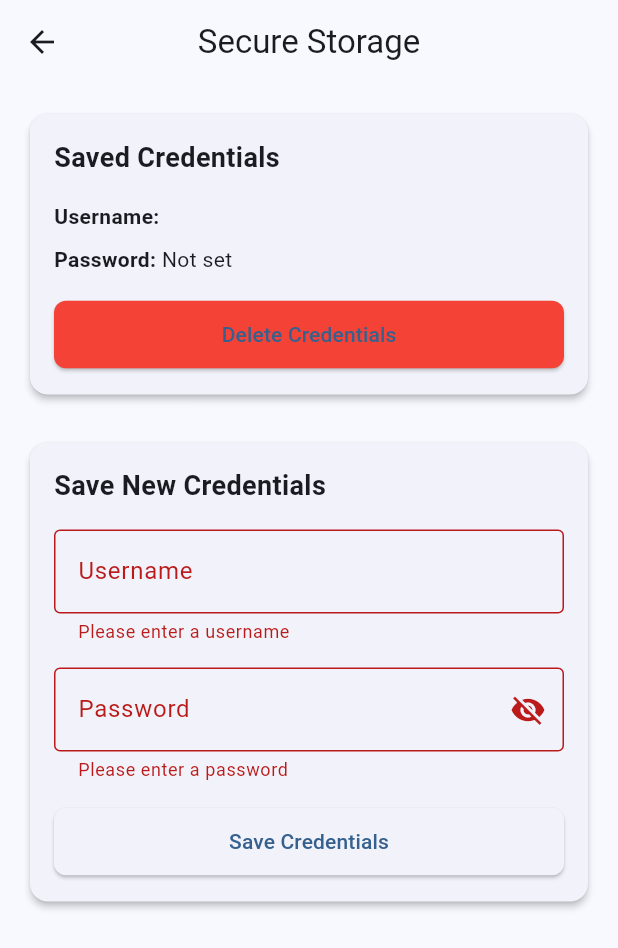
After one commit to hariysu/aa-frame, a Flutter app: the SecureStorageScreen screen opened by its route, after a tap on "Save Credentials", on a phone screen of 412 x 824 dp. The commit adds this screen. Shown: the top 948 px of the screen. Run offline on Flutter 3.47's test engine with Material 3 defaults, Android fonts, the light colour scheme and no system bars; our stand-ins replace cached_network_image, easy_localization, firebase_core, firebase_crashlytics, flutter_local_notifications, flutter_secure_storage and 1 more; accounts and stored records are empty.

Commit message:
Add flutter_secure_storage package and implement secure storage navigation in the app, updating necessary configurations for iOS, macOS, Linux, and Windows.

```diff
--- /dev/null
+++ b/lib/core/services/secure_storage_service.dart
@@ -0,0 +1,56 @@
+import 'package:flutter_secure_storage/flutter_secure_storage.dart';
+
+class SecureStorageService {
+  static final SecureStorageService _instance = SecureStorageService._();
+  static SecureStorageService get instance => _instance;
+
+  final FlutterSecureStorage _storage;
+
+  // Storage keys
+  static const String usernameKey = 'username';
+  static const String passwordKey = 'password';
+
+  SecureStorageService._()
+      : _storage = const FlutterSecureStorage(
+          aOptions: AndroidOptions(
+            encryptedSharedPreferences: true,
+          ),
+        );
+
+  /// Save username and password
+  Future<void> saveCredentials({
+    required String username,
+    required String password,
+  }) async {
+    await _storage.write(key: usernameKey, value: username);
+    await _storage.write(key: passwordKey, value: password);
+  }
+
+  /// Read username
+  Future<String?> getUsername() async {
+    return await _storage.read(key: usernameKey);
+  }
+
+  /// Read password
+  Future<String?> getPassword() async {
+    return await _storage.read(key: passwordKey);
+  }
+
+  /// Delete username and password
+  Future<void> deleteCredentials() async {
+    await _storage.delete(key: usernameKey);
+    await _storage.delete(key: passwordKey);
+  }
+
+  /// Delete all data from secure storage
+  Future<void> deleteAll() async {
+    await _storage.deleteAll();
+  }
+
+  /// Check if credentials exist
+  Future<bool> hasCredentials() async {
+    final username = await getUsername();
+    final password = await getPassword();
+    return username != null && password != null;
+  }
+}
--- a/lib/presentation/screens/home_screen.dart
+++ b/lib/presentation/screens/home_screen.dart
@@ -67,10 +67,14 @@ class HomeScreen extends StatelessWidget {
               onPressed: () {
                 AppRouter.navigateTo(context, AppRoutes.crashlyticsTest);
               },
-              style: ElevatedButton.styleFrom(
-                  //backgroundColor: Colors.deepPurple,
-                  ),
               child: const Text('Test Crashlytics'),
+            ),
+            const SizedBox(height: 20),
+            ElevatedButton(
+              onPressed: () {
+                AppRouter.navigateTo(context, AppRoutes.secureStorage);
+              },
+              child: const Text('Secure Storage'),
             ),
           ],
         ),
--- /dev/null
+++ b/lib/presentation/screens/secure_storage_screen.dart
@@ -0,0 +1,217 @@
+import 'package:flutter/material.dart';
+import '../../core/services/secure_storage_service.dart';
+import '../../core/utils.dart';
+
+class SecureStorageScreen extends StatefulWidget {
+  const SecureStorageScreen({super.key});
+
+  @override
+  State<SecureStorageScreen> createState() => _SecureStorageScreenState();
+}
+
+class _SecureStorageScreenState extends State<SecureStorageScreen> {
+  final _formKey = GlobalKey<FormState>();
+  final _usernameController = TextEditingController();
+  final _passwordController = TextEditingController();
+  String? _savedUsername;
+  String? _savedPassword;
+  bool _isLoading = false;
+  bool _obscurePassword = true;
+
+  @override
+  void initState() {
+    super.initState();
+    _loadSavedCredentials();
+  }
+
+  @override
+  void dispose() {
+    _usernameController.dispose();
+    _passwordController.dispose();
+    super.dispose();
+  }
+
+  Future<void> _loadSavedCredentials() async {
+    setState(() => _isLoading = true);
+    try {
+      _savedUsername = await SecureStorageService.instance.getUsername();
+      _savedPassword = await SecureStorageService.instance.getPassword();
+    } finally {
+      setState(() => _isLoading = false);
+    }
+  }
+
+  Future<void> _saveCredentials() async {
+    if (!_formKey.currentState!.validate()) return;
+
+    setState(() => _isLoading = true);
+    try {
+      await SecureStorageService.instance.saveCredentials(
+        username: _usernameController.text,
+        password: _passwordController.text,
+      );
+      await _loadSavedCredentials();
+      Utils.showSnackBar(context, 'Credentials saved successfully');
+    } catch (e) {
+      Utils.showSnackBar(
+        context,
+        'Failed to save credentials',
+        isError: true,
+      );
+    } finally {
+      setState(() => _isLoading = false);
+    }
+  }
+
+  Future<void> _deleteCredentials() async {
+    setState(() => _isLoading = true);
+    try {
+      await SecureStorageService.instance.deleteCredentials();
+      await _loadSavedCredentials();
+      Utils.showSnackBar(context, 'Credentials deleted successfully');
+    } catch (e) {
+      Utils.showSnackBar(
+        context,
+        'Failed to delete credentials',
+        isError: true,
+      );
+    } finally {
+      setState(() => _isLoading = false);
+    }
+  }
+
+  @override
+  Widget build(BuildContext context) {
+    return Scaffold(
+      appBar: AppBar(
+        title: const Text('Secure Storage'),
+      ),
+      body: _isLoading
+          ? const Center(child: CircularProgressIndicator())
+          : SingleChildScrollView(
+              padding: const EdgeInsets.all(16),
+              child: Column(
+                crossAxisAlignment: CrossAxisAlignment.stretch,
+                children: [
+                  Card(
+                    child: Padding(
+                      padding: const EdgeInsets.all(16),
+                      child: Column(
+                        crossAxisAlignment: CrossAxisAlignment.start,
+                        children: [
+                          const Text(
+                            'Saved Credentials',
+                            style: TextStyle(
+                              fontSize: 18,
+                              fontWeight: FontWeight.bold,
+                            ),
+                          ),
+                          const SizedBox(height: 16),
+                          _buildInfoRow('Username', _savedUsername),
+                          const SizedBox(height: 8),
+                          _buildInfoRow('Password', _savedPassword),
+                          const SizedBox(height: 16),
+                          if (_savedUsername != null || _savedPassword != null)
+                            ElevatedButton(
+                              onPressed: _deleteCredentials,
+                              style: ElevatedButton.styleFrom(
+                                backgroundColor: Colors.red,
+                                minimumSize: const Size(double.infinity, 45),
+                              ),
+                              child: const Text('Delete Credentials'),
+                            ),
+                        ],
+                      ),
+                    ),
+                  ),
+                  const SizedBox(height: 24),
+                  Card(
+                    child: Padding(
+                      padding: const EdgeInsets.all(16),
+                      child: Form(
+                        key: _formKey,
+                        child: Column(
+                          crossAxisAlignment: CrossAxisAlignment.start,
+                          children: [
+                            const Text(
+                              'Save New Credentials',
+                              style: TextStyle(
+                                fontSize: 18,
+                                fontWeight: FontWeight.bold,
+                              ),
+                            ),
+                            const SizedBox(height: 16),
+                            TextFormField(
+                              controller: _usernameController,
+                              decoration: const InputDecoration(
+                                labelText: 'Username',
+                                border: OutlineInputBorder(),
+                              ),
+                              validator: (value) {
+                                if (value == null || value.isEmpty) {
+                                  return 'Please enter a username';
+                                }
+                                return null;
+                              },
+                            ),
+                            const SizedBox(height: 16),
+                            TextFormField(
+                              controller: _passwordController,
+                              decoration: InputDecoration(
+                                labelText: 'Password',
+                                border: const OutlineInputBorder(),
+                                suffixIcon: IconButton(
+                                  icon: Icon(
+                                    _obscurePassword
+                                        ? Icons.visibility_off
+                                        : Icons.visibility,
+                                  ),
+                                  onPressed: () {
+                                    setState(() {
+                                      _obscurePassword = !_obscurePassword;
+                                    });
+                                  },
+                                ),
+                              ),
+                              obscureText: _obscurePassword,
+                              validator: (value) {
+                                if (value == null || value.isEmpty) {
+                                  return 'Please enter a password';
+                                }
+                                if (value.length < 6) {
+                                  return 'Password must be at least 6 characters';
+                                }
+                                return null;
+                              },
+                            ),
+                            const SizedBox(height: 16),
+                            ElevatedButton(
+                              onPressed: _saveCredentials,
+                              style: ElevatedButton.styleFrom(
+                                minimumSize: const Size(double.infinity, 45),
+                              ),
+                              child: const Text('Save Credentials'),
+                            ),
+                          ],
+                        ),
+                      ),
+                    ),
+                  ),
+                ],
+              ),
+            ),
+    );
+  }
+
+  Widget _buildInfoRow(String label, String? value) {
+    return Row(
+      children: [
+        Text(
+          '$label: ',
+          style: const TextStyle(fontWeight: FontWeight.bold),
+        ),
+        Text(value ?? 'Not set'),
+      ],
+    );
+  }
+}
--- a/lib/routes/app_router.dart
+++ b/lib/routes/app_router.dart
@@ -3,6 +3,7 @@ import '../presentation/screens/home_screen.dart';
 import '../presentation/screens/settings_screen.dart';
 import '../presentation/screens/cached_image_screen.dart';
 import '../presentation/screens/crashlytics_test_screen.dart';
+import '../presentation/screens/secure_storage_screen.dart';
 
 /// Route names used in the app
 class AppRoutes {
@@ -14,6 +15,7 @@ class AppRoutes {
   static const String register = '/register';
   static const String cachedImages = '/cached-images';
   static const String crashlyticsTest = '/crashlytics-test';
+  static const String secureStorage = '/secure-storage';
 
   // Prevent instantiation
   AppRoutes._();
@@ -42,6 +44,11 @@ class AppRouter {
       case AppRoutes.crashlyticsTest:
         return MaterialPageRoute(
           builder: (_) => const CrashlyticsTestScreen(),
+        );
+
+      case AppRoutes.secureStorage:
+        return MaterialPageRoute(
+          builder: (_) => const SecureStorageScreen(),
         );
 
       // TODO: Add more routes as screens are created
--- a/pubspec.yaml
+++ b/pubspec.yaml
@@ -15,6 +15,7 @@ dependencies:
   provider: ^6.1.1
 # Storage
   shared_preferences: ^2.2.2
+  flutter_secure_storage: ^9.2.4
 # Localization
   easy_localization: ^3.0.3
 # Notifications
```
Also changed, not shown: pubspec.lock, 6 other files.
